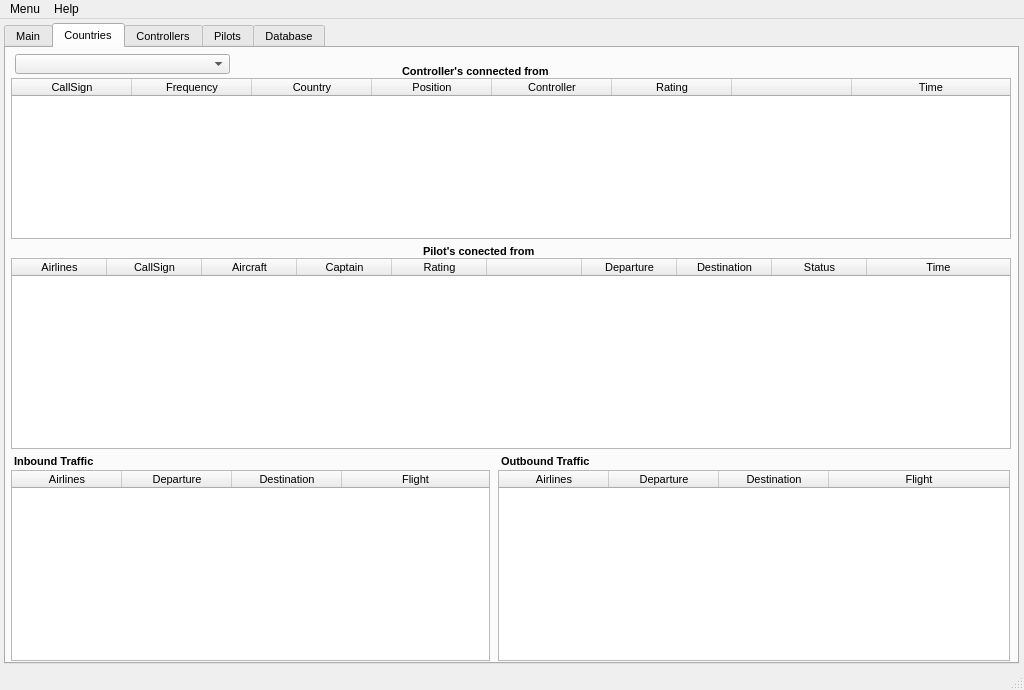
The window that QtUI/MainWindow_UI.ui (emper0r/IVAO-status) describes before a commit, drawn with Qt 5.
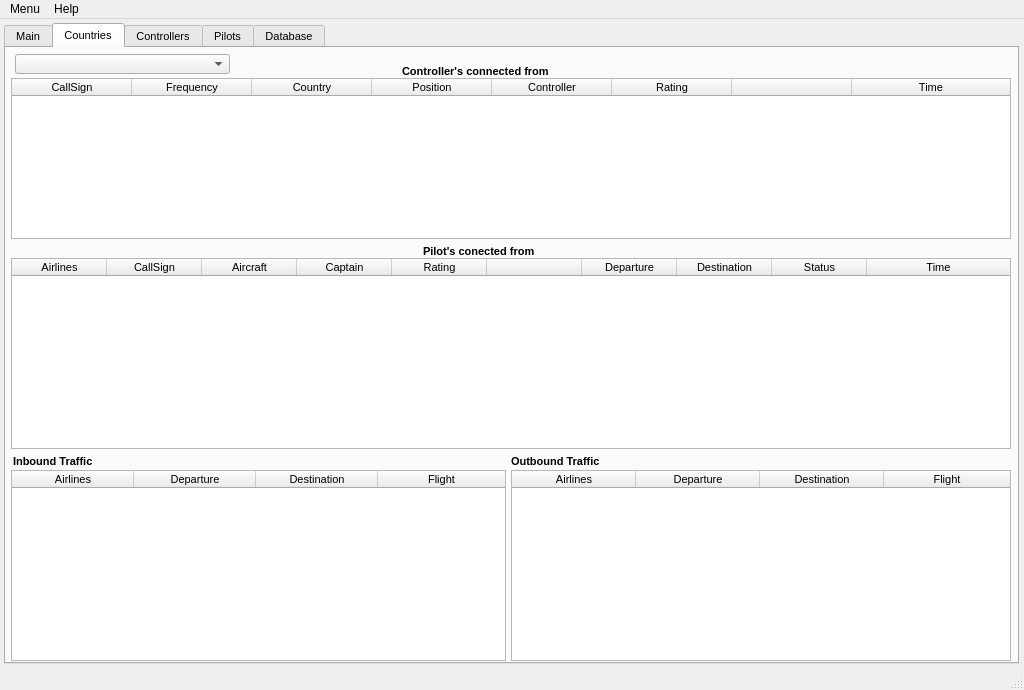
The same window after the commit. The open tabs and pages were chosen to show the change. Icons and pictures are not drawn.

Commit message:
* Fix column width in airlnes for in/out airportrs
	+ Setting better look and feel in inbound/outbount
	  airports

Patch:
```diff
--- a/QtUI/MainWindow_UI.ui
+++ b/QtUI/MainWindow_UI.ui
@@ -963,9 +963,9 @@
      <widget class="QLabel" name="Inbound_traffic">
       <property name="geometry">
        <rect>
-        <x>8</x>
+        <x>7</x>
         <y>403</y>
-        <width>471</width>
+        <width>491</width>
         <height>20</height>
        </rect>
       </property>
@@ -982,9 +982,9 @@
      <widget class="QLabel" name="Outbound_traffic">
       <property name="geometry">
        <rect>
-        <x>495</x>
+        <x>505</x>
         <y>403</y>
-        <width>341</width>
+        <width>491</width>
         <height>20</height>
        </rect>
       </property>
@@ -1003,7 +1003,7 @@
        <rect>
         <x>5</x>
         <y>422</y>
-        <width>479</width>
+        <width>495</width>
         <height>191</height>
        </rect>
       </property>
@@ -1052,13 +1052,13 @@
        <bool>false</bool>
       </property>
       <attribute name="horizontalHeaderDefaultSectionSize">
-       <number>110</number>
+       <number>122</number>
       </attribute>
       <attribute name="horizontalHeaderHighlightSections">
        <bool>true</bool>
       </attribute>
       <attribute name="horizontalHeaderMinimumSectionSize">
-       <number>110</number>
+       <number>122</number>
       </attribute>
       <attribute name="horizontalHeaderShowSortIndicator" stdset="0">
        <bool>true</bool>
@@ -1096,9 +1096,9 @@
      <widget class="QTableWidget" name="OutboundTableWidget">
       <property name="geometry">
        <rect>
-        <x>492</x>
+        <x>505</x>
         <y>422</y>
-        <width>512</width>
+        <width>500</width>
         <height>191</height>
        </rect>
       </property>
@@ -1147,13 +1147,13 @@
        <bool>false</bool>
       </property>
       <attribute name="horizontalHeaderDefaultSectionSize">
-       <number>110</number>
+       <number>124</number>
       </attribute>
       <attribute name="horizontalHeaderHighlightSections">
        <bool>true</bool>
       </attribute>
       <attribute name="horizontalHeaderMinimumSectionSize">
-       <number>110</number>
+       <number>124</number>
       </attribute>
       <attribute name="horizontalHeaderShowSortIndicator" stdset="0">
        <bool>true</bool>
```
The commit also changes 2 other files.
